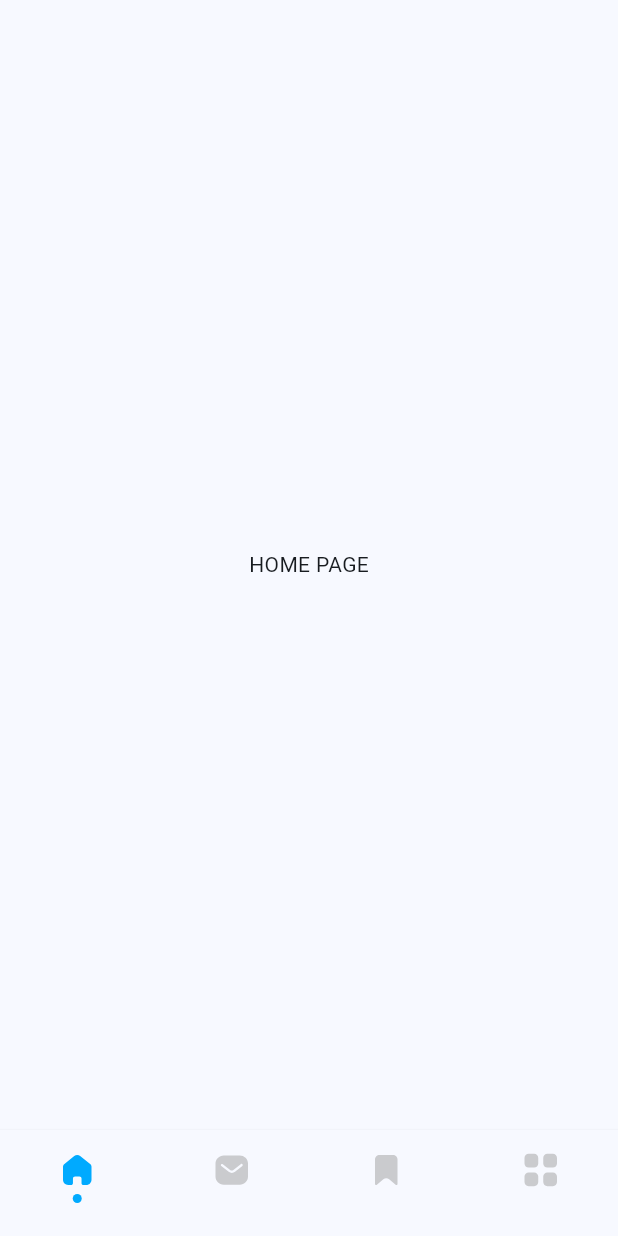
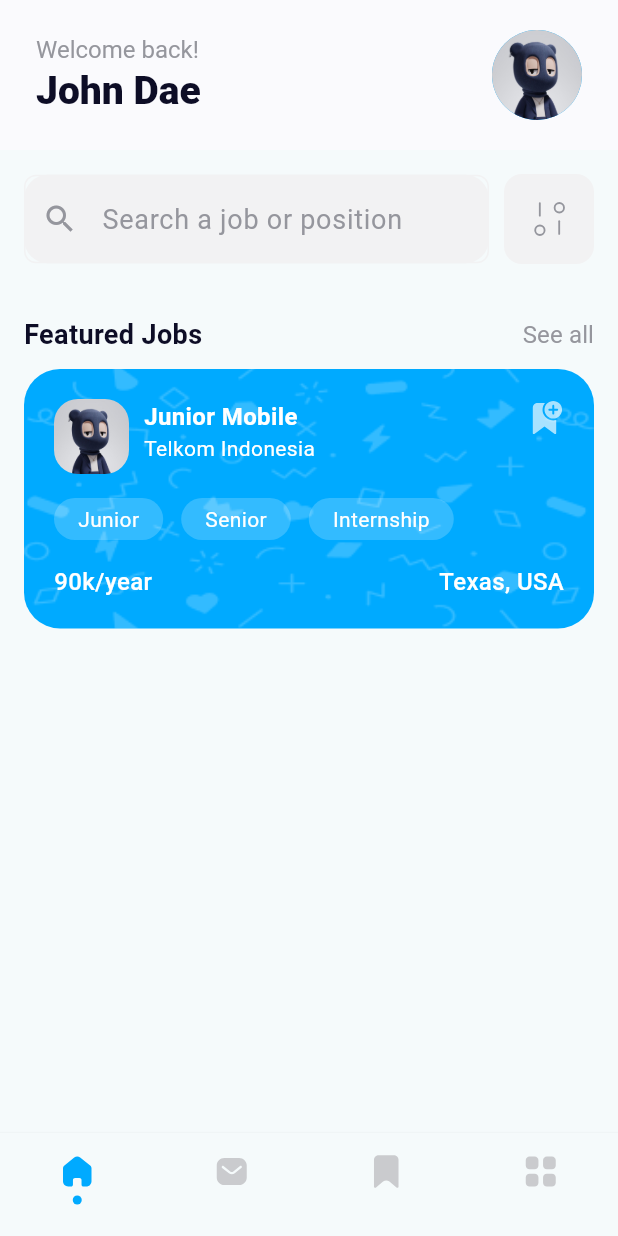
Before and after one commit to fauzihub13/employme, a Flutter app: the screen it shows after launch, on a phone screen of 412 x 824 dp. Run offline on Flutter 3.47's test engine with Material 3 defaults, Android fonts, the phone set to English and light mode, and no system bars; our stand-ins replace firebase_core, flutter_svg; accounts and stored records are empty.

Commit message:
feat: progress ui homepage appbar, search bar, and banner

```diff
--- a/lib/src/core/components/dot_indicator.dart
+++ b/lib/core/components/dot_indicator.dart
@@ -1,4 +1,4 @@
-import 'package:employme/src/core/constants/colors.dart'; // Import your colors
+import 'package:employme/core/constants/colors.dart'; // Import your colors
 import 'package:flutter/material.dart';
 
 class DotIndicator extends StatelessWidget {
--- /dev/null
+++ b/lib/core/components/main_app_bar.dart
@@ -0,0 +1,49 @@
+import 'package:employme/core/constants/colors.dart';
+import 'package:flutter/material.dart';
+
+class MainAppBar extends StatelessWidget {
+  const MainAppBar({super.key});
+
+  @override
+  Widget build(BuildContext context) {
+    return AppBar(
+      toolbarHeight: 100,
+      automaticallyImplyLeading: false,
+      scrolledUnderElevation: 0.0,
+      backgroundColor: AppColors.baseColor,
+      title: Container(
+        padding: const EdgeInsets.only(left: 8, right: 8, top: 40, bottom: 40),
+        child: Row(
+          crossAxisAlignment: CrossAxisAlignment.center,
+          mainAxisAlignment: MainAxisAlignment.spaceBetween,
+          children: [
+            Expanded(
+                child: Column(
+              spacing: 2,
+              crossAxisAlignment: CrossAxisAlignment.start,
+              children: [
+                Text(
+                  'Welcome back!',
+                  style: TextStyle(color: AppColors.darkGrey, fontSize: 16),
+                ),
+                Text(
+                  'John Dae ',
+                  style: TextStyle(
+                      color: AppColors.black,
+                      fontSize: 26,
+                      fontWeight: FontWeight.w800),
+                ),
+              ],
+            )),
+            CircleAvatar(
+              backgroundColor: AppColors.primaryBlue,
+              radius: 30.0,
+              backgroundImage:
+                  const AssetImage('assets/images/avatar.jpg') as ImageProvider,
+            ),
+          ],
+        ),
+      ),
+    );
+  }
+}
--- /dev/null
+++ b/lib/core/components/search_input.dart
@@ -0,0 +1,61 @@
+import 'package:employme/core/constants/colors.dart';
+import 'package:flutter/material.dart';
+
+class SearchInput extends StatelessWidget {
+  final TextEditingController controller;
+  final Function(String value)? onChanged;
+  final VoidCallback? onTap;
+  final String hintText;
+  final BorderRadius? borderRadius;
+  final IconButton? suffixIcon;
+  final FocusNode? focusNode;
+
+  const SearchInput(
+      {super.key,
+      required this.controller,
+      this.onChanged,
+      this.onTap,
+      this.hintText = 'Cari di sini',
+      this.borderRadius,
+      this.suffixIcon,
+      this.focusNode});
+
+  @override
+  Widget build(BuildContext context) {
+    return Container(
+      decoration: BoxDecoration(
+        color: AppColors.lightGrey,
+        borderRadius: borderRadius ?? BorderRadius.circular(16.0),
+      ),
+      child: TextFormField(
+        focusNode: focusNode,
+        onTap: onTap,
+        readOnly: onTap != null,
+        controller: controller,
+        onChanged: onChanged,
+        decoration: InputDecoration(
+          hintText: hintText,
+          hintStyle: const TextStyle(color: AppColors.darkGrey, fontSize: 18),
+          prefixIcon: const Icon(
+            Icons.search,
+            color: AppColors.darkGrey,
+          ),
+          suffixIcon: suffixIcon,
+          contentPadding: const EdgeInsets.all(16.0),
+          border: OutlineInputBorder(
+            borderRadius: borderRadius ?? BorderRadius.circular(8.0),
+            borderSide: const BorderSide(color: AppColors.lightGrey),
+          ),
+          enabledBorder: OutlineInputBorder(
+            borderRadius: borderRadius ?? BorderRadius.circular(8.0),
+            borderSide: const BorderSide(color: AppColors.lightGrey),
+          ),
+          focusedBorder: OutlineInputBorder(
+            borderRadius: borderRadius ?? BorderRadius.circular(8.0),
+            borderSide: const BorderSide(color: AppColors.lightGrey),
+          ),
+        ),
+      ),
+    );
+  }
+}
--- a/lib/src/core/constants/colors.dart
+++ b/lib/core/constants/colors.dart
@@ -8,13 +8,12 @@
   // Base Color
   static const Color baseColor = Color(0xffFAFAFD);
 
-  static const Color grey = Color(0xffB7B7B7);
+  static const Color darkGrey = Color(0xff95969D);
 
-  /// light = #F8F5FF
-  static const Color light = Color(0xffF8F5FF);
+  static const Color lightGrey = Color(0xffF2F2F3);
 
-  /// black = #000000
-  static const Color black = Color(0xff000000);
+  /// black
+  static const Color black = Color(0xff0D0D26);
 
   /// white = #FFFFFF
   static const Color white = Color(0xffFFFFFF);
@@ -25,9 +24,6 @@
   /// red = #F4261A
   static const Color red = Color(0xffF4261A);
 
-  /// card = #E5E5E5
-  static const Color card = Color(0xffE5E5E5);
-
   /// disabled = #C8D1E1
   static const Color disabled = Color(0xffCACBCE);
 
--- a/lib/main.dart
+++ b/lib/main.dart
@@ -1,5 +1,4 @@
-import 'package:employme/src/core/constants/colors.dart';
-import 'package:employme/src/presentation/home/pages/landing_page.dart';
+import 'package:employme/presentation/home/pages/landing_page.dart';
 import 'package:firebase_core/firebase_core.dart';
 import 'package:flutter/material.dart';
 
@@ -22,7 +21,7 @@
       debugShowCheckedModeBanner: false,
       title: 'EmployMe',
       theme: ThemeData(
-        colorScheme: ColorScheme.fromSeed(seedColor: AppColors.baseColor),
+        colorScheme: ColorScheme.fromSeed(seedColor: Colors.white),
         useMaterial3: true,
       ),
       home: const LandingPage(),
--- /dev/null
+++ b/lib/presentation/home/pages/home_page.dart
@@ -0,0 +1,197 @@
+import 'package:employme/core/components/main_app_bar.dart';
+import 'package:employme/core/components/search_input.dart';
+import 'package:employme/core/constants/colors.dart';
+import 'package:employme/presentation/home/widgets/title_section.dart';
+import 'package:flutter/material.dart';
+import 'package:flutter_svg/svg.dart';
+
+class HomePage extends StatefulWidget {
+  const HomePage({super.key});
+
+  @override
+  State<HomePage> createState() => _HomePageState();
+}
+
+class _HomePageState extends State<HomePage> {
+  @override
+  Widget build(BuildContext context) {
+    return Scaffold(
+      body: Column(
+        children: [
+          MainAppBar(),
+          Padding(
+            padding: const EdgeInsets.symmetric(horizontal: 16, vertical: 16),
+            child: Column(
+              children: [
+                Row(
+                  spacing: 10,
+                  children: [
+                    Expanded(
+                      child: SearchInput(
+                        controller: TextEditingController(),
+                        hintText: 'Search a job or position',
+                      ),
+                    ),
+                    Container(
+                      height: 60,
+                      width: 60,
+                      decoration: BoxDecoration(
+                          color: AppColors.lightGrey,
+                          borderRadius: BorderRadius.circular(12)),
+                      child: Padding(
+                        padding: const EdgeInsets.all(14.0),
+                        child: SvgPicture.asset(
+                          'assets/icons/filter.svg',
+                          colorFilter: const ColorFilter.mode(
+                              AppColors.darkGrey, BlendMode.srcIn),
+                        ),
+                      ),
+                    )
+                  ],
+                ),
+                const SizedBox(
+                  height: 34,
+                ),
+                TitleSection(
+                    title: 'Featured Jobs',
+                    onPressed: () {
+                      // print('KLIKKK');
+                    }),
+                const SizedBox(
+                  height: 10,
+                ),
+                Container(
+                  // height: 156,
+                  width: double.infinity,
+                  decoration: BoxDecoration(
+                      borderRadius: BorderRadius.circular(24),
+                      color: AppColors.primaryBlue,
+                      image: DecorationImage(
+                          image: const AssetImage(
+                              'assets/images/overlay_banner.png'),
+                          fit: BoxFit.cover,
+                          colorFilter: ColorFilter.mode(
+                              Colors.white.withValues(alpha: 0.2),
+                              BlendMode.modulate))),
+                  child: Padding(
+                    padding: const EdgeInsets.all(20),
+                    child: Column(
+                      spacing: 16,
+                      children: [
+                        Row(
+                          crossAxisAlignment: CrossAxisAlignment.start,
+                          mainAxisAlignment: MainAxisAlignment.start,
+                          spacing: 10,
+                          children: [
+                            ClipRRect(
+                              borderRadius: BorderRadius.circular(16),
+                              child: Image.asset(
+                                'assets/images/avatar.jpg',
+                                width: 50,
+                                height: 50,
+                                fit: BoxFit.cover,
+                              ),
+                            ),
+                            Expanded(
+                                child: Column(
+                              crossAxisAlignment: CrossAxisAlignment.start,
+                              children: [
+                                Text(
+                                  'Junior Mobile ',
+                                  maxLines: 1,
+                                  style: TextStyle(
+                                      color: Colors.white,
+                                      fontSize: 16,
+                                      fontWeight: FontWeight.bold),
+                                ),
+                                Text(
+                                  'Telkom Indonesia ',
+                                  maxLines: 1,
+                                  style: TextStyle(
+                                      color: Colors.white,
+                                      fontSize: 14,
+                                      fontWeight: FontWeight.w400),
+                                ),
+                              ],
+                            )),
+                            SvgPicture.asset(
+                              'assets/icons/bookmark.svg',
+                              width: 26,
+                              height: 26,
+                            )
+                          ],
+                        ),
+                        Row(
+                          spacing: 12,
+                          children: [
+                            Container(
+                              decoration: BoxDecoration(
+                                color: Colors.white.withValues(alpha: 0.2),
+                                borderRadius: BorderRadius.circular(20),
+                              ),
+                              child: Padding(
+                                padding: const EdgeInsets.symmetric(
+                                    vertical: 4, horizontal: 16),
+                                child: Text(
+                                  'Junior',
+                                  style: TextStyle(color: Colors.white),
+                                ),
+                              ),
+                            ),
+                            Container(
+                              decoration: BoxDecoration(
+                                color: Colors.white.withValues(alpha: 0.2),
+                                borderRadius: BorderRadius.circular(20),
+                              ),
+                              child: Padding(
+                                padding: const EdgeInsets.symmetric(
+                                    vertical: 4, horizontal: 16),
+                                child: Text(
+                                  'Senior',
+                                  style: TextStyle(color: Colors.white),
+                                ),
+                              ),
+                            ),
+                            Container(
+                              decoration: BoxDecoration(
+                                color: Colors.white.withValues(alpha: 0.2),
+                                borderRadius: BorderRadius.circular(20),
+                              ),
+                              child: Padding(
+                                padding: const EdgeInsets.symmetric(
+                                    vertical: 4, horizontal: 16),
+                                child: Text(
+                                  'Internship',
+                                  style: TextStyle(color: Colors.white),
+                                ),
+                              ),
+                            ),
+                          ],
+                        ),
+                        Row(
+                          mainAxisAlignment: MainAxisAlignment.spaceBetween,
+                          children: [
+                            Text('90k/year',
+                                style: TextStyle(
+                                    color: Colors.white,
+                                    fontSize: 16,
+                                    fontWeight: FontWeight.w500)),
+                            Text('Texas, USA',
+                                style: TextStyle(
+                                    color: Colors.white,
+                                    fontSize: 16,
+                                    fontWeight: FontWeight.w500)),
+                          ],
+                        )
+                      ],
+                    ),
+                  ),
+                )
+              ],
+            ),
+          ),
+        ],
+      ),
+    );
+  }
+}
--- a/lib/src/presentation/home/pages/landing_page.dart
+++ b/lib/presentation/home/pages/landing_page.dart
@@ -1,9 +1,9 @@
-import 'package:employme/src/core/components/dot_indicator.dart';
-import 'package:employme/src/core/constants/colors.dart';
-import 'package:employme/src/presentation/bookmark/pages/bookmark_page.dart';
-import 'package:employme/src/presentation/home/pages/home_page.dart';
-import 'package:employme/src/presentation/message/pages/message_page.dart';
-import 'package:employme/src/presentation/profile/pages/profile_page.dart';
+import 'package:employme/core/components/dot_indicator.dart';
+import 'package:employme/core/constants/colors.dart';
+import 'package:employme/presentation/bookmark/pages/bookmark_page.dart';
+import 'package:employme/presentation/home/pages/home_page.dart';
+import 'package:employme/presentation/message/pages/message_page.dart';
+import 'package:employme/presentation/profile/pages/profile_page.dart';
 import 'package:flutter/material.dart';
 import 'package:flutter_svg/svg.dart';
 
@@ -33,6 +33,8 @@
             children: [
               SvgPicture.asset(
                 _menuIcons[key]!,
+                height: 24,
+                width: 24,
                 colorFilter:
                     const ColorFilter.mode(AppColors.disabled, BlendMode.srcIn),
               ),
@@ -46,6 +48,8 @@
             children: [
               SvgPicture.asset(
                 _menuIcons[key]!,
+                height: 24,
+                width: 24,
                 colorFilter: const ColorFilter.mode(
                     AppColors.primaryBlue, BlendMode.srcIn),
               ),
--- /dev/null
+++ b/lib/presentation/home/widgets/title_section.dart
@@ -0,0 +1,42 @@
+import 'package:employme/core/constants/colors.dart';
+import 'package:flutter/material.dart';
+
+class TitleSection extends StatelessWidget {
+  final String title;
+  final VoidCallback onPressed;
+
+  const TitleSection({super.key, required this.title, required this.onPressed});
+
+  @override
+  Widget build(BuildContext context) {
+    return Row(
+      mainAxisAlignment: MainAxisAlignment.spaceBetween,
+      children: [
+        Text(
+          title,
+          textAlign: TextAlign.left,
+          style: const TextStyle(
+              fontSize: 18.0,
+              color: AppColors.black,
+              fontWeight: FontWeight.w600),
+        ),
+        TextButton(
+          style: ButtonStyle(
+            padding: WidgetStateProperty.all<EdgeInsets>(EdgeInsets.zero),
+            minimumSize: WidgetStateProperty.all<Size>(Size.zero),
+            tapTargetSize: MaterialTapTargetSize.shrinkWrap,
+          ),
+          onPressed: onPressed,
+          child: const Text(
+            'See all',
+            textAlign: TextAlign.left,
+            style: TextStyle(
+                fontSize: 16.0,
+                color: AppColors.darkGrey,
+                fontWeight: FontWeight.w400),
+          ),
+        ),
+      ],
+    );
+  }
+}
--- a/lib/src/core/components/custom_navbar_item.dart
+++ /dev/null
@@ -1,22 +0,0 @@
-import 'package:flutter/material.dart';
-import 'package:flutter_svg/svg.dart';
-import 'package:employme/src/core/constants/colors.dart';
-
-class CustomNavbarItem {
-  static BottomNavigationBarItem create(
-      {required String icon, required String label}) {
-    return BottomNavigationBarItem(
-      icon: SvgPicture.asset(
-        icon,
-        colorFilter:
-            const ColorFilter.mode(AppColors.disabled, BlendMode.srcIn),
-      ),
-      activeIcon: SvgPicture.asset(
-        icon,
-        colorFilter:
-            const ColorFilter.mode(AppColors.primaryBlue, BlendMode.srcIn),
-      ),
-      label: label,
-    );
-  }
-}
--- a/lib/src/presentation/home/pages/home_page.dart
+++ /dev/null
@@ -1,17 +0,0 @@
-import 'package:flutter/material.dart';
-
-class HomePage extends StatefulWidget {
-  const HomePage({super.key});
-
-  @override
-  State<HomePage> createState() => _HomePageState();
-}
-
-class _HomePageState extends State<HomePage> {
-  @override
-  Widget build(BuildContext context) {
-    return Scaffold(
-      body: Center(child: Text('HOME PAGE')),
-    );
-  }
-}
```
Also changed, not shown: assets/icons/bookmark.svg (added), assets/icons/filter.svg (added), assets/images/avatar-place-holder.png (added), assets/images/avatar.jpg (added), assets/images/overlay_banner.png (added), lib/core/constants/variables.dart (renamed from lib/src/core/constants/variables.dart), lib/presentation/bookmark/pages/bookmark_page.dart (renamed from lib/src/presentation/bookmark/pages/bookmark_page.dart), lib/presentation/message/pages/message_page.dart (renamed from lib/src/presentation/message/pages/message_page.dart), lib/presentation/profile/pages/profile_page.dart (renamed from lib/src/presentation/profile/pages/profile_page.dart), 4 other files.
